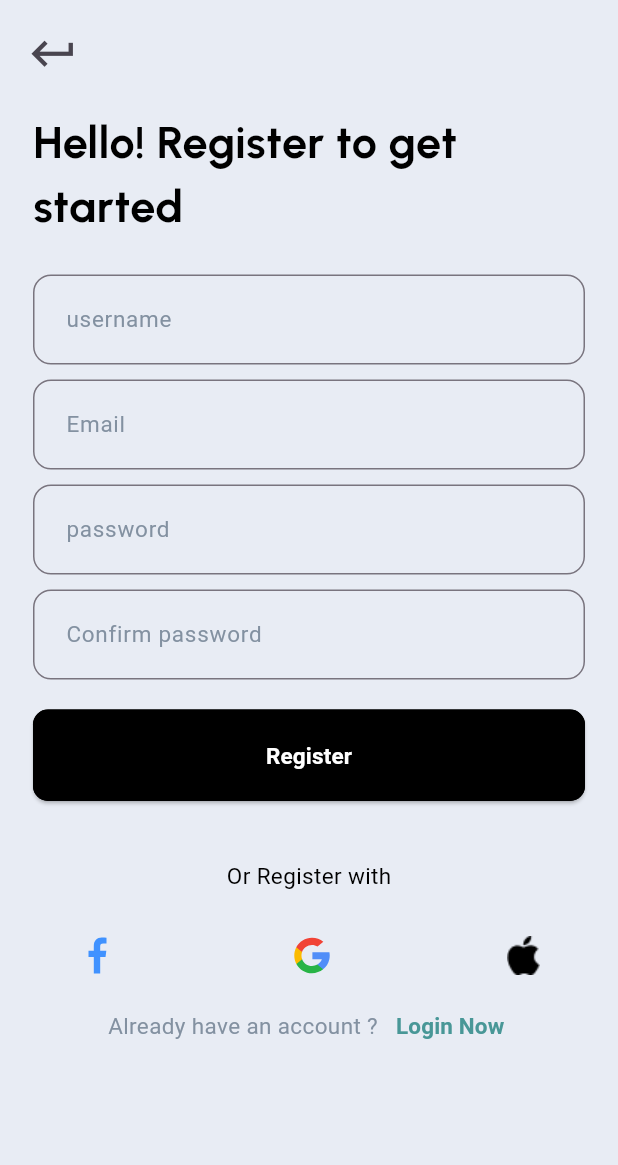
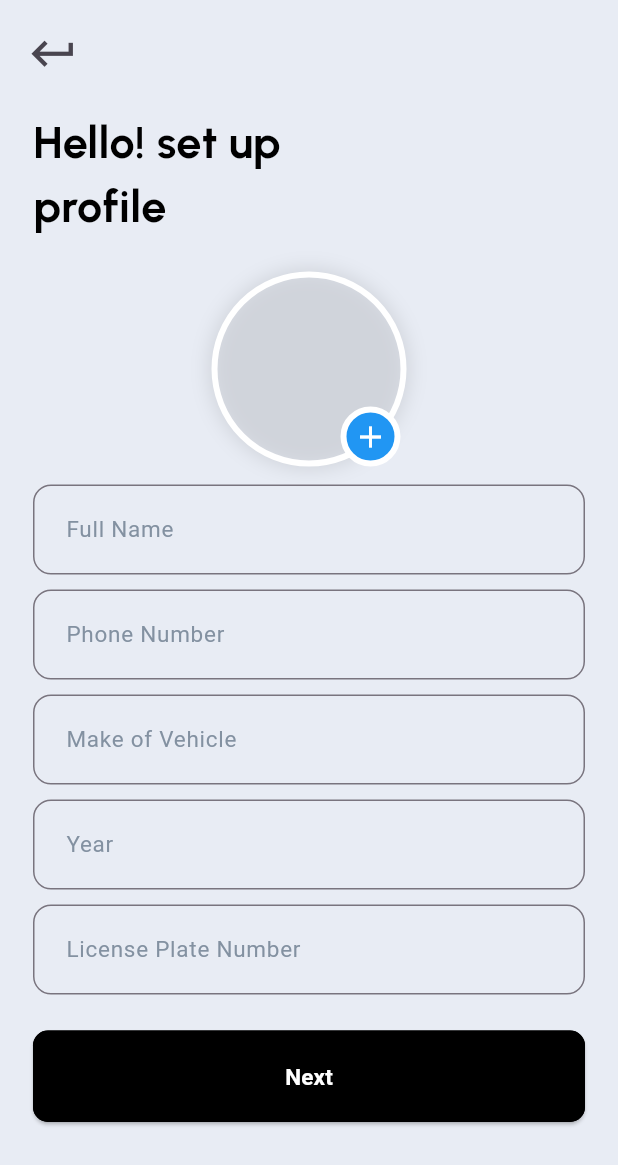
Before and after one commit to Kah42255/abcd, a Flutter app: the singup screen opened directly, after a tap on "Register", on a phone screen of 412 x 824 dp. Shown: the top 1165 px of the screen. Run offline on Flutter 3.47's test engine with Material 3 defaults, Android fonts, the phone set to English and light mode, and no system bars; our stand-ins replace flutter_svg, go_router, image_picker, smooth_page_indicator; Roboto replaces fonts that are missing (Urbanist-Bold, Urbanist-Medium, Urbanist-SemiBold).

Commit message:
main.dart changes

```diff
--- a/lib/main.dart
+++ b/lib/main.dart
@@ -1,18 +1,16 @@
 import 'package:flutter/material.dart';
-import 'package:ihateu/routet/router_config.dart';
-import 'package:ihateu/screens/1.dart';
 import 'package:ihateu/onbording_screeen.dart';
 void main() {
   runApp(const MyApp());
 }
 
 class MyApp extends StatelessWidget {
-  const MyApp({ Key? key});
+  const MyApp({  Key? key});
 
   @override
   Widget build(BuildContext context) {
     return MaterialApp(
-      home: onbordingScreen(),
+      home: const onbordingScreen(),
       theme: ThemeData(
         brightness: Brightness.light,
         useMaterial3: true,
--- a/lib/screens/1.dart
+++ b/lib/screens/1.dart
@@ -2,8 +2,6 @@ import 'package:flutter/material.dart';
 import 'package:ihateu/screens/fade.dart';
 import 'package:ihateu/commme/comme.dart';
 import 'package:ihateu/wig/custom.dart';
-import 'package:go_router/go_router.dart';
-import 'package:ihateu/routet/routers.dart';
 import 'package:ihateu/screens/LoginPage.dart';
 import 'package:ihateu/screens/signup_page.dart';
 class home extends StatefulWidget {
--- a/lib/screens/LoginPage.dart
+++ b/lib/screens/LoginPage.dart
@@ -1,7 +1,5 @@
 import 'package:flutter/material.dart';
 import 'package:ihateu/screens/fade.dart';
-import 'package:ihateu/routet/routers.dart';
-import 'package:go_router/go_router.dart';
 import 'package:ihateu/commme/comme.dart';
 import 'package:ihateu/wig/custom.dart';
 import 'package:flutter_svg/svg.dart';
--- /dev/null
+++ b/lib/screens/contnuregster.dart
@@ -0,0 +1,207 @@
+import 'package:flutter/material.dart';
+import 'package:ihateu/screens/fade.dart';
+import 'package:ihateu/commme/comme.dart';
+import 'package:ihateu/wig/custom.dart';
+import 'dart:io';
+import 'package:image_picker/image_picker.dart';
+import 'package:ihateu/screens/paymont.dart';
+
+class Contregster extends StatefulWidget {
+  const Contregster({super.key});
+
+  @override
+  State<Contregster> createState() => _ContregsterState();
+}
+
+class _ContregsterState extends State<Contregster> {
+  File? _image;
+
+  Future<void> _addPhoto() async {
+    final pickedFile =
+        await ImagePicker().pickImage(source: ImageSource.gallery);
+
+    if (pickedFile != null) {
+      setState(() {
+        _image = File(pickedFile.path);
+      });
+    }
+  }
+
+  @override
+  Widget build(BuildContext context) {
+    return Scaffold(
+      backgroundColor: const Color(0xFFE8ECF4),
+      body: SafeArea(
+        child: SingleChildScrollView(
+          child: Padding(
+            padding: const EdgeInsets.all(10),
+            child: GestureDetector(
+              onTap: () {
+                FocusScope.of(context).unfocus();
+              },
+              child: Column(
+                crossAxisAlignment: CrossAxisAlignment.start,
+                mainAxisAlignment: MainAxisAlignment.spaceBetween,
+                children: [
+                  FadeInAnimation(
+                    delay: 1,
+                    child: IconButton(
+                      icon: const Icon(
+                        Icons.keyboard_return_sharp,
+                        size: 35,
+                      ),
+                      onPressed: () {
+                        // GoRouter.of(context).pop();
+                      },
+                    ),
+                  ),
+                  Padding(
+                    padding: const EdgeInsets.all(12),
+                    child: Column(
+                      crossAxisAlignment: CrossAxisAlignment.start,
+                      children: [
+                        FadeInAnimation(
+                          delay: 1,
+                          child: Text(
+                            "Hello! set up  ",
+                            style: Common().titelTheme,
+                          ),
+                        ),
+                        FadeInAnimation(
+                          delay: 1.2,
+                          child: Text(
+                            'profile',
+                            style: Common().titelTheme,
+                          ),
+                        ),
+                      ],
+                    ),
+                  ),
+                  const SizedBox(height: 10),
+                  FadeInAnimation(
+                    delay: 1.5,
+                    child: Center(
+                      child: Stack(
+                        children: [
+                          Container(
+                            width: 130,
+                            height: 130,
+                            decoration: BoxDecoration(
+                              border:
+                                  Border.all(width: 4, color: Colors.white),
+                              boxShadow: [
+                                BoxShadow(
+                                  spreadRadius: 2,
+                                  blurRadius: 10,
+                                  color: Colors.black.withOpacity(0.1),
+                                ),
+                              ],
+                              shape: BoxShape.circle,
+                              image: _image != null
+                                  ? DecorationImage(
+                                      fit: BoxFit.cover,
+                                      image: FileImage(_image!),
+                                    )
+                                  : null,
+                            ),
+                          ),
+                          Positioned(
+                            bottom: 0,
+                            right: 4,
+                            child: GestureDetector(
+                              onTap: _addPhoto,
+                              child: Container(
+                                height: 40,
+                                width: 40,
+                                decoration: BoxDecoration(
+                                  shape: BoxShape.circle,
+                                  border: Border.all(
+                                    width: 4,
+                                    color: Colors.white,
+                                  ),
+                                  color: Colors.blue,
+                                ),
+                                child: const Icon(
+                                  Icons.add,
+                                  color: Colors.white,
+                                ),
+                              ),
+                            ),
+                          ),
+                        ],
+                      ),
+                    ),
+                  ),
+                  const Padding(
+                    padding: EdgeInsets.all(12),
+                    child: Form(
+                      child: Column(
+                        children: [
+                          FadeInAnimation(
+                            delay: 1.8,
+                            child: CustomTextFormField(
+                              hinttext: 'Full Name',
+                              obsecuretext: false,
+                            ),
+                          ),
+                          SizedBox(height: 10),
+                          FadeInAnimation(
+                            delay: 1.8,
+                            child: CustomTextFormField(
+                              hinttext: 'Phone Number',
+                              obsecuretext: false,
+                            ),
+                          ),
+                          SizedBox(height: 10),
+                          FadeInAnimation(
+                            delay: 1.8,
+                            child: CustomTextFormField(
+                              hinttext: 'Make of Vehicle',
+                              obsecuretext: false,
+                            ),
+                          ),
+                          SizedBox(height: 10),
+                          FadeInAnimation(
+                            delay: 1.8,
+                            child: CustomTextFormField(
+                              hinttext: 'Year',
+                              obsecuretext: false,
+                            ),
+                          ),
+                          SizedBox(height: 10),
+                          FadeInAnimation(
+                            delay: 1.8,
+                            child: CustomTextFormField(
+                              hinttext: 'License Plate Number',
+                              obsecuretext: false,
+                            ),
+                          ),
+                        ],
+                      ),
+                    ),
+                  ),
+                  Padding(
+                    padding: const EdgeInsets.all(12),
+                    child: FadeInAnimation(
+                      delay: 2.1,
+                      child: CustomElevatedButton(
+                        message: 'Next',
+                        function: () {
+                          Navigator.push(
+                            context,
+                            MaterialPageRoute(builder: (context) => const Paymont()),
+                          );
+                        },
+                        color: Colors.black,
+                      ),
+                    ),
+                  )
+                ],
+              ),
+            ),
+          ),
+        ),
+      ),
+    );
+  }
+}
--- a/lib/screens/signup_page.dart
+++ b/lib/screens/signup_page.dart
@@ -1,9 +1,9 @@
 import 'package:flutter/material.dart';
 import 'package:ihateu/screens/fade.dart';
-import 'package:go_router/go_router.dart';
 import 'package:ihateu/commme/comme.dart';
 import 'package:ihateu/wig/custom.dart';
 import 'package:flutter_svg/svg.dart';
+import 'package:ihateu/screens/contnuregster.dart';
 
 class singup extends StatefulWidget {
   const singup({super.key});
@@ -71,7 +71,9 @@ class _singupState extends State<singup> {
                           delay: 2.7,
                           child: CustomElevatedButton(
                             message: "Register",
-                            function: () {},
+                            function: () {
+                                Navigator.push(context, MaterialPageRoute(builder: (context) =>const Contregster() ,));
+                            },
                             color: Colors.black,
                           ),
                         ),
--- a/pubspec.yaml
+++ b/pubspec.yaml
@@ -38,6 +38,8 @@ dependencies:
   go_router: ^13.0.1
   flutter_svg: ^2.0.9
   smooth_page_indicator: ^1.1.0
+  image_picker: ^1.0.7
+
 dev_dependencies:
   flutter_test:
     sdk: flutter
```
Also changed, not shown: lib/onbording_screeen.dart (+4 -4 lines), lib/screens/paymont.dart (added, +203 -0 lines), pubspec.lock.
